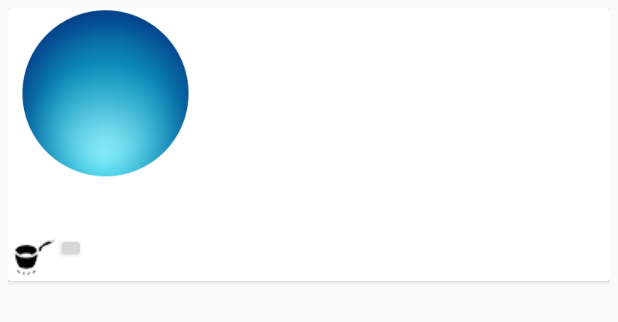
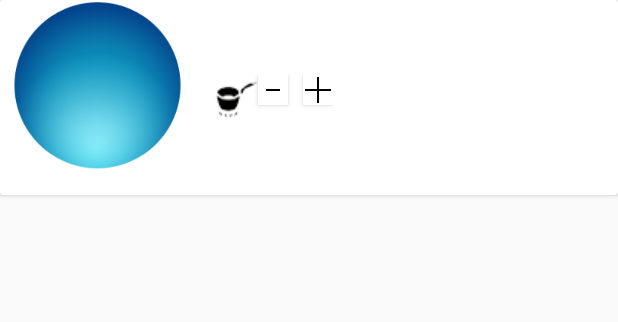
Before and after one commit to roalts/fitbite, an Android app: the layout product_grid_item.xml on its own in the app's theme, with its tools: preview values and no code run, on a phone screen of 412 x 824 dp. Shown: the top 322 px of the screen. Run offline under Robolectric (Android 15) with nearby library versions, the phone set to English and light mode, and no system bars.

Commit message:
Changed to list view

```diff
--- a/app/src/main/java/in/co/fitbite/fitbite/fragments/ShopFragment.java
+++ b/app/src/main/java/in/co/fitbite/fitbite/fragments/ShopFragment.java
@@ -5,6 +5,7 @@ import android.app.Fragment;
 import android.os.Bundle;
 import android.support.v7.app.AppCompatActivity;
 import android.support.v7.widget.GridLayoutManager;
+import android.support.v7.widget.LinearLayoutManager;
 import android.support.v7.widget.RecyclerView;
 import android.util.Log;
 import android.view.LayoutInflater;
@@ -22,6 +23,7 @@ import in.co.fitbite.fitbite.Api.Api;
 import in.co.fitbite.fitbite.App;
 import in.co.fitbite.fitbite.R;
 import in.co.fitbite.fitbite.models.Product;
+import in.co.fitbite.fitbite.ui.DividerItemDecoration;
 import retrofit.Callback;
 import retrofit.RetrofitError;
 import retrofit.client.Response;
@@ -64,7 +66,8 @@ public class ShopFragment extends Fragment {
         ((AppCompatActivity) getActivity()).getSupportActionBar().setTitle("Shop");
         recyclerViewBreakfast = (RecyclerView) v.findViewById(R.id.breakfastRecyclerView);
         recyclerViewDinner = (RecyclerView) v.findViewById(R.id.dinnerRecyclerView);
-        recyclerViewBreakfast.setLayoutManager(new GridLayoutManager(getActivity(), 2));
+        recyclerViewBreakfast.setLayoutManager(new LinearLayoutManager(getActivity().getApplicationContext()));
+        recyclerViewBreakfast.addItemDecoration(new DividerItemDecoration(getActivity(), LinearLayoutManager.VERTICAL));
         Product p =new Product();
         p.setName("raghav");
         products.add(p);
--- a/app/src/main/res/layout/product_grid_item.xml
+++ b/app/src/main/res/layout/product_grid_item.xml
@@ -1,19 +1,15 @@
 <?xml version="1.0" encoding="utf-8"?>
-<LinearLayout xmlns:android="http://schemas.android.com/apk/res/android"
+<android.support.v7.widget.CardView xmlns:android="http://schemas.android.com/apk/res/android"
     android:orientation="vertical"
     android:layout_width="match_parent"
-    android:layout_height="match_parent"
+    android:layout_height="wrap_content"
     android:padding="5dp"
+    android:id="@+id/cv"
     >
-    <android.support.v7.widget.CardView
-        android:layout_width="match_parent"
-        android:layout_height="wrap_content"
-        android:id="@+id/cv"
-        >
         <LinearLayout
             android:layout_width="wrap_content"
             android:layout_height="wrap_content"
-            android:orientation="vertical"
+            android:orientation="horizontal"
             >
 
             <ImageView
@@ -25,11 +21,17 @@
             <LinearLayout
                 android:layout_width="wrap_content"
                 android:layout_height="wrap_content"
+                android:orientation="vertical"
+                >
+            <LinearLayout
+                android:layout_width="wrap_content"
+                android:layout_height="wrap_content"
                 android:orientation="horizontal"
+                android:padding="10dp"
                 >
                 <ImageView
-                    android:layout_width="20dp"
-                    android:layout_height="20dp"
+                    android:layout_width="wrap_content"
+                    android:layout_height="wrap_content"
                     android:id="@+id/vegNonVegIndicator"
                     android:layout_alignBottom="@+id/productImage"
                     />
@@ -45,6 +47,7 @@
                 android:layout_width="wrap_content"
                 android:layout_height="wrap_content"
                 android:orientation="horizontal"
+                android:padding="10dp"
                 >
                 <TextView
                     android:layout_width="wrap_content"
@@ -79,6 +82,7 @@
                     android:id="@+id/decrementButton"
                     android:layout_toEndOf="@+id/timeToCook"
                     android:layout_toRightOf="@+id/timeToCook"
+                    android:background="@drawable/minus"
                     />
                 <TextView
                     android:layout_width="10dp"
@@ -87,8 +91,16 @@
                     android:layout_toEndOf="@+id/decrementButton"
                     android:layout_toRightOf="@+id/decrementButton"
                     />
+                <Button
+                    android:layout_width="20dp"
+                    android:layout_height="20dp"
+                    android:id="@+id/incrementButton"
+                    android:layout_toEndOf="@+id/quantity"
+                    android:layout_toRightOf="@+id/quantity"
+                    android:background="@drawable/plus"
+                    />
+            </LinearLayout>
             </LinearLayout>
         </LinearLayout>
-    </android.support.v7.widget.CardView>
 
-</LinearLayout>
+</android.support.v7.widget.CardView>
```
Also changed, not shown: app/src/main/res/drawable/minus.png (added), app/src/main/res/drawable/plus.jpeg (added), 2 other files.
